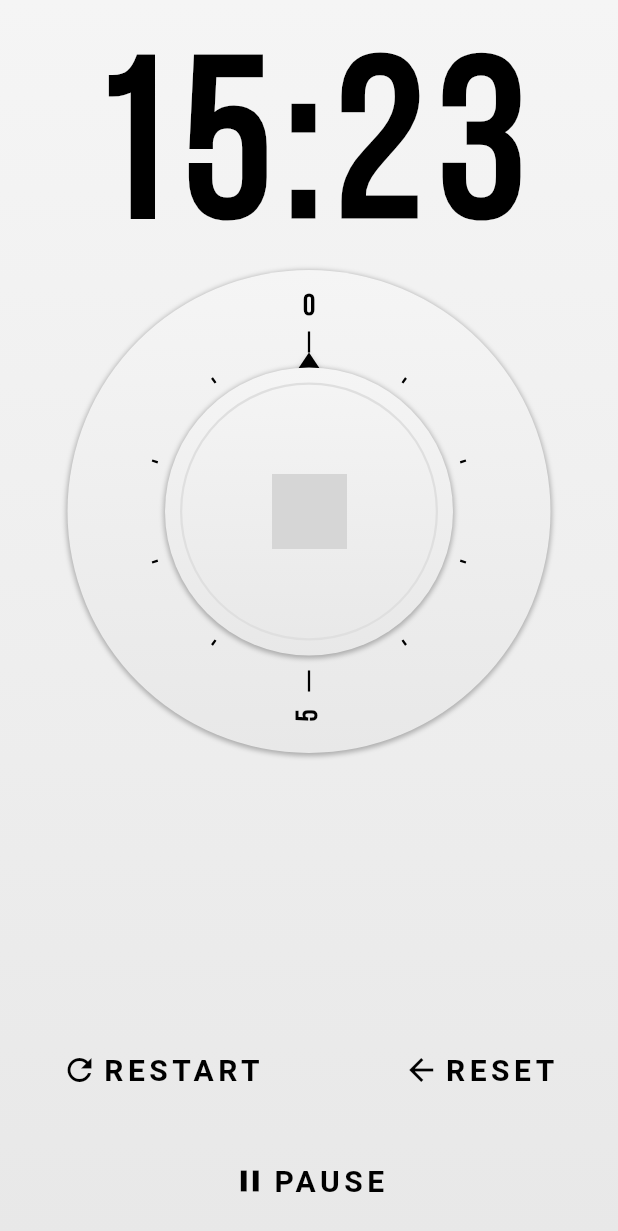
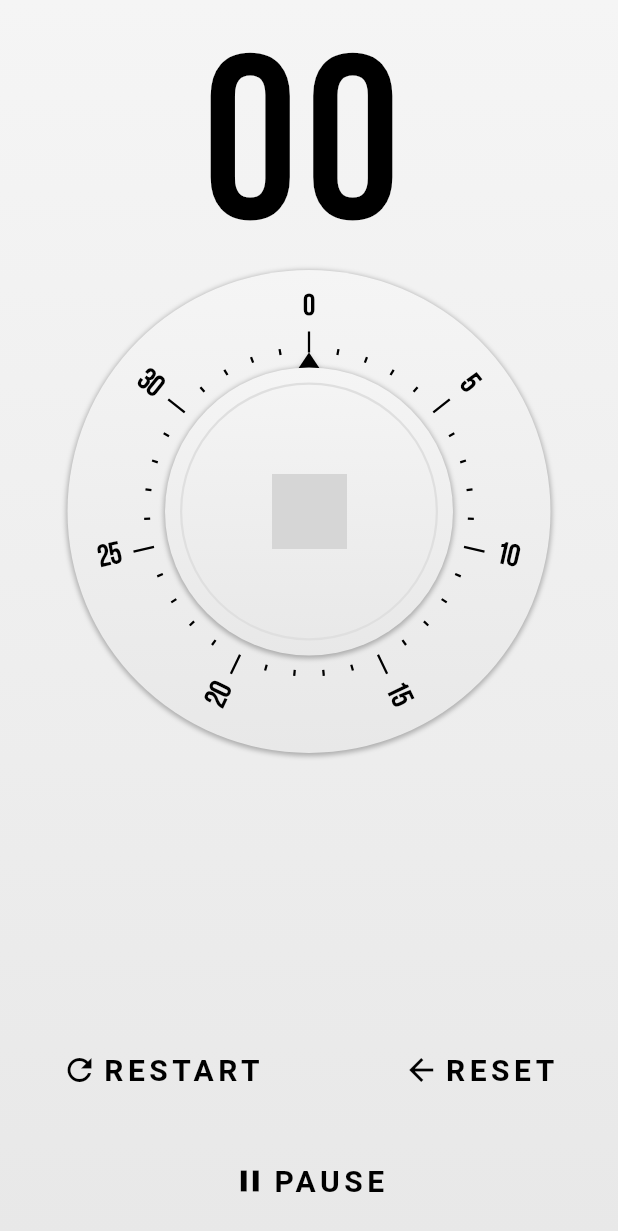
Before and after one commit to garganmol111/flutterUIChallenge_egg_timer, a Flutter app: the screen it shows after launch, on a phone screen of 412 x 824 dp. Shown: the top 1231 px of the screen. Run offline on Flutter 3.47's test engine with Material 2 defaults, Android fonts, the phone set to English and light mode, and no system bars; missing offline and left inert: fluttery; network calls fail; grey boxes are pictures that could not be loaded.

Commit message:
timer and time textbox linked

```diff
--- a/lib/egg_timer.dart
+++ b/lib/egg_timer.dart
@@ -22,24 +22,26 @@ class EggTimer {
   set currentTime(newTime) {
     if(state == EggTimerState.ready) {
       _currentTime = newTime;
+      lastStartTime = _currentTime;
     }
   }
 
+  //resumes the timer from it's previous position
   resume() {
     state = EggTimerState.running;
-    lastStartTime = _currentTime;
+
     stopwatch.start();
 
     _tick();
   }
 
+  //pauses the timer
   pause() {
 
   }
 
   //run a second from current, recompute the current time
   _tick() {
-    print('current time: ${_currentTime.inSeconds}');
     _currentTime = lastStartTime - stopwatch.elapsed;
 
 
--- a/lib/egg_timer_time_display.dart
+++ b/lib/egg_timer_time_display.dart
@@ -1,18 +1,100 @@
+import 'package:egg_timer/egg_timer.dart';
 import 'package:flutter/material.dart';
+import 'package:intl/intl.dart';
 
 class EggTimerTimeDisplay extends StatefulWidget {
-  EggTimerTimeDisplay({Key key}) : super(key: key);
 
+  final eggTimerState;
+  final selectionTime;
+  final countdownTime;
+
+  EggTimerTimeDisplay({
+    Key key,
+    this.eggTimerState,
+    this.countdownTime = const Duration(seconds: 0),
+    this.selectionTime = const Duration(seconds: 0),
+  }) : super(key: key);
+
+  @override
   _EggTimerTimeDisplayState createState() => _EggTimerTimeDisplayState();
 }
 
-class _EggTimerTimeDisplayState extends State<EggTimerTimeDisplay> {
+class _EggTimerTimeDisplayState extends State<EggTimerTimeDisplay> with TickerProviderStateMixin{
+
+  final DateFormat selectionTimeFormat = new DateFormat('mm');
+  final DateFormat countdownTimeFormat = new DateFormat('mm:ss');
+
+  //Animation Controllers to control the animation of selection time and countdown time
+  AnimationController selectionTimeSlideController;
+  AnimationController countdownTimeFadeController;
+
+  @override
+  void initState() {
+    super.initState();
+
+    selectionTimeSlideController = new AnimationController(
+      duration: const Duration(milliseconds: 300),
+      vsync: this
+    )
+    ..addListener(() {
+      setState(() {});
+    });
+
+    countdownTimeFadeController = new AnimationController(
+      duration: const Duration(milliseconds: 300),
+      vsync: this
+    )
+    ..addListener(() {
+      setState(() {});
+    });
+    countdownTimeFadeController.value = 1.0;
+  }
+
+  @override
+  void dispose() {
+    selectionTimeSlideController.dispose();
+    countdownTimeFadeController.dispose();
+    super.dispose();
+  }
+
+  //used to format the selectionTime and countdownTime text
+  get formattedSelectionTime {
+    DateTime dateTime = new DateTime(new DateTime.now().year, 0, 0, 0, 0, widget.selectionTime.inSeconds);
+    return selectionTimeFormat.format(dateTime);
+  }
+
+  get formatCountdownTime {
+    DateTime dateTime = new DateTime(new DateTime.now().year, 0, 0, 0, 0, widget.countdownTime.inSeconds);
+    return countdownTimeFormat.format(dateTime);
+  }
+
   @override
   Widget build(BuildContext context) {
+
+    if(widget.eggTimerState == EggTimerState.ready) {
+      selectionTimeSlideController.reverse();
+      countdownTimeFadeController.forward();
+    } else {
+      selectionTimeSlideController.forward();
+      countdownTimeFadeController.reverse();
+    }
+
     return new Padding(
       padding: const EdgeInsets.only(top: 30.0),
+      child: Stack(
+        alignment: Alignment.center,
+        children: <Widget>[
+
+          //Timer setter text, slides out of screen when time set
+          Transform(
+            transform: new Matrix4.translationValues(
+              0.0,
+              -200.0 * selectionTimeSlideController.value,
+              0.0
+            ),
             child: Text(
-        '15:23',
+              formattedSelectionTime,
+              textAlign: TextAlign.center,
               style: TextStyle(
                   color: Colors.black,
                   fontFamily: 'BebasNeue',
@@ -20,6 +102,24 @@ class _EggTimerTimeDisplayState extends State<EggTimerTimeDisplay> {
                   fontWeight: FontWeight.bold,
                   letterSpacing: 10.0),
             ),
+          ),
+
+          //Timer current text, fades into the screen when timer starts
+          Opacity(
+            opacity: 1.0 - countdownTimeFadeController.value,
+            child: Text(
+              formatCountdownTime,
+              textAlign: TextAlign.center,
+              style: TextStyle(
+                  color: Colors.black,
+                  fontFamily: 'BebasNeue',
+                  fontSize: 150.0,
+                  fontWeight: FontWeight.bold,
+                  letterSpacing: 10.0),
+            ),
+          ),
+        ],
+      ),
     );
   }
 }
--- a/lib/main.dart
+++ b/lib/main.dart
@@ -21,7 +21,7 @@ class _MyAppState extends State<MyApp> {
 
   _MyAppState()  {
     eggTimer = new EggTimer(
-      maxTime: const Duration(minutes: 10),
+      maxTime: const Duration(minutes: 35),
       onTimerUpdate: _onTimerUpdate,
     );
   }
@@ -41,6 +41,7 @@ class _MyAppState extends State<MyApp> {
     });
   }
 
+  //refresh state when timer is updated
   _onTimerUpdate() {
     setState(() {});
   }
@@ -66,7 +67,11 @@ class _MyAppState extends State<MyApp> {
               child: Column(
                 children: <Widget>[
                   //from egg_timer_time_display.dart, this widget handles the time display
-                  EggTimerTimeDisplay(),
+                  EggTimerTimeDisplay(
+                    eggTimerState: eggTimer.state,
+                    selectionTime: eggTimer.lastStartTime,
+                    countdownTime: eggTimer.currentTime,
+                  ),
 
                   //from egg_timer_dial.dart, this widget handles the timer dial
                   EggTimerDial(
--- a/pubspec.yaml
+++ b/pubspec.yaml
@@ -17,6 +17,7 @@ dependencies:
     sdk: flutter
 
   fluttery:
+  intl:
 
 
   # The following adds the Cupertino Icons font to your application.
```
Lines whose indentation alone changed are shown as unchanged.
